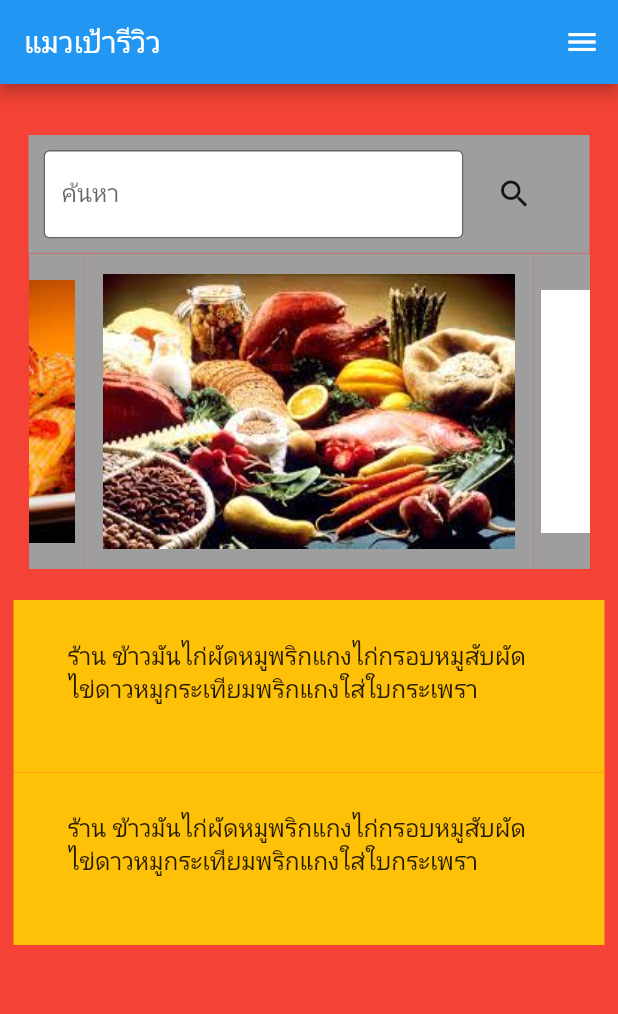
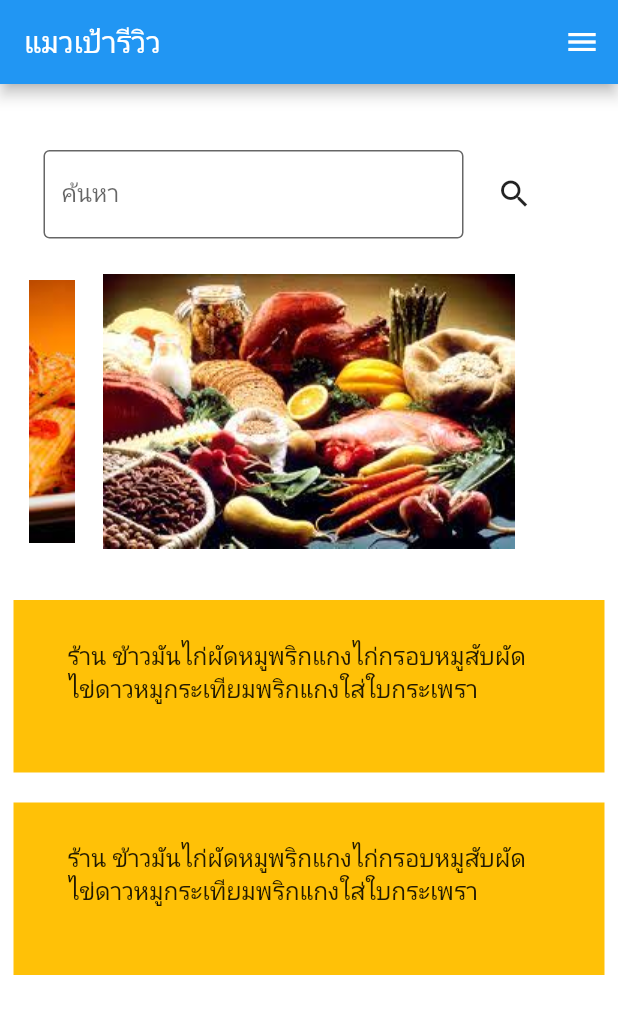
Before and after one commit to giwl17/miniproj, a Flutter app: the myPage screen opened directly, on a phone screen of 412 x 824 dp. Shown: the top 1014 px of the screen. Run offline on Flutter 3.47's test engine with Material 2 defaults, Android fonts, the phone set to English and light mode, and no system bars; drawn by our look-alikes of carousel_slider; our stand-ins replace cloud_firestore, firebase_auth, firebase_core; accounts and stored records are empty.

```diff
--- a/lib/editProfile.dart
+++ b/lib/editProfile.dart
@@ -7,6 +7,7 @@ class EditProfilePage extends StatelessWidget {
   @override
   Widget build(BuildContext context) {
     return MaterialApp(
+      debugShowCheckedModeBanner: false,
       home: MyEditProfile(),
       routes: {
         '/showprofile': (context) => const ShowProfilePage(),
--- a/lib/foodlist.dart
+++ b/lib/foodlist.dart
@@ -14,12 +14,10 @@ class FoodListPage extends StatelessWidget {
   @override
   Widget build(BuildContext context) {
     return MaterialApp(
-      // routes: {
-      //   '/home': (context) => const MyHomePage(title: 'Flutter Demo Home Page'),
-      // },
+      debugShowCheckedModeBanner: false,
       title: 'Flutter Demo',
       theme: ThemeData(
-        primarySwatch: Colors.grey,
+        primarySwatch: Colors.red,
       ),
       home: const myPage(title: 'แมวเป้ารีวิว'),
       routes: {
@@ -36,15 +34,6 @@ class FoodListPage extends StatelessWidget {
 
 class myPage extends StatefulWidget {
   const myPage({super.key, required this.title});
-
-  // This widget is the home page of your application. It is stateful, meaning
-  // that it has a State object (defined below) that contains fields that affect
-  // how it looks.
-
-  // This class is the configuration for the state. It holds the values (in this
-  // case the title) provided by the parent (in this case the App widget) and
-  // used by the build method of the State. Fields in a Widget subclass are
-  // always marked "final".
 
   final String title;
 
@@ -93,7 +82,7 @@ class _myPageState extends State<myPage> {
           Map<String, dynamic> data =
               snapshot.data!.data() as Map<String, dynamic>;
           return Scaffold(
-            backgroundColor: Colors.red,
+            backgroundColor: Colors.white,
             appBar: AppBar(title: Text(widget.title)),
             body: Center(
               child: Container(
@@ -105,14 +94,14 @@ class _myPageState extends State<myPage> {
                     Container(
                       padding: EdgeInsets.only(
                           top: 25, bottom: 10, left: 10, right: 10),
-                      color: Colors.red,
+                      color: Colors.white,
                       child: SizedBox(
                         height: 300,
                         width: 350,
                         child: Column(
                           children: [
                             Container(
-                              color: Colors.grey,
+                              color: Colors.white,
                               child: Row(
                                 mainAxisAlignment: MainAxisAlignment.start,
                                 children: [
@@ -153,7 +142,7 @@ class _myPageState extends State<myPage> {
                                                   image: AssetImage(
                                                       item.toString()))),
                                         ),
-                                        color: Colors.grey,
+                                        color: Colors.white,
                                       ))
                                   .toList(),
                             )),
@@ -174,6 +163,7 @@ class _myPageState extends State<myPage> {
                         ),
                       ),
                     ),
+                    Container(height: 20.0),
                     Container(
                       padding: EdgeInsets.all(20),
                       color: Colors.amber,
--- a/lib/main.dart
+++ b/lib/main.dart
@@ -17,6 +17,7 @@ class MyApp extends StatelessWidget {
   @override
   Widget build(BuildContext context) {
     return MaterialApp(
+      debugShowCheckedModeBanner: false,
       title: 'Flutter Demo',
       theme: ThemeData(
         primarySwatch: Colors.blue,
--- a/lib/register.dart
+++ b/lib/register.dart
@@ -17,6 +17,7 @@ class _RegisterPageState extends State<RegisterPage> {
   Widget build(BuildContext context) {
     const appTitle = 'สมัครสมาชิก';
     return MaterialApp(
+      debugShowCheckedModeBanner: false,
       title: appTitle,
       routes: {
         '/login': (context) => const MyApp(),
--- a/lib/showProfile.dart
+++ b/lib/showProfile.dart
@@ -10,6 +10,7 @@ class ShowProfilePage extends StatelessWidget {
   @override
   Widget build(BuildContext context) {
     return MaterialApp(
+      debugShowCheckedModeBanner: false,
       title: 'Flutter Demo',
       theme: ThemeData(
         primarySwatch: Colors.red,
```
